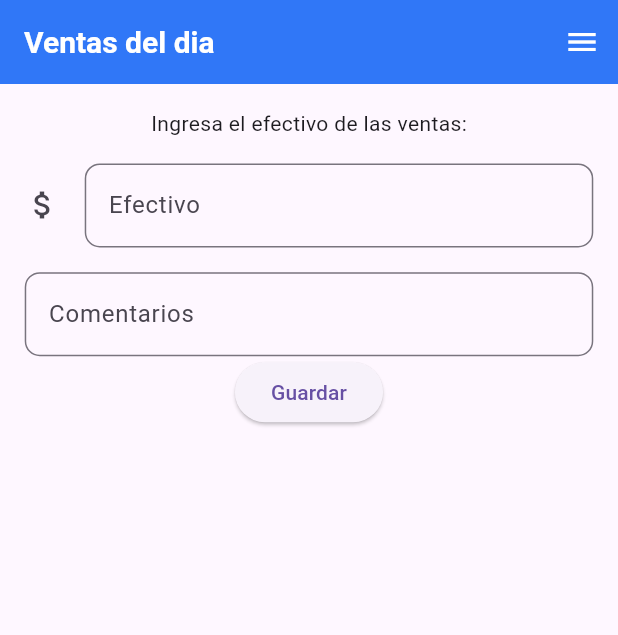
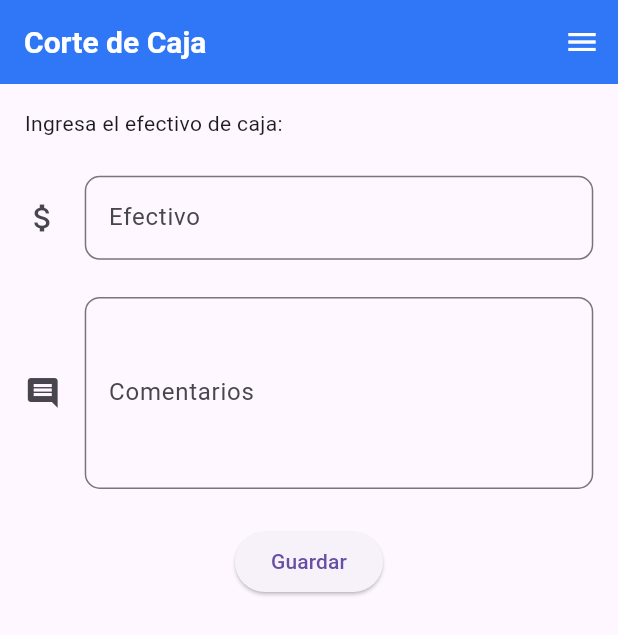
Before and after one commit to jcesarcr014/vende_facil_app, a Flutter app: the HistorialEmpleadoScreen screen opened by its route, on a phone screen of 412 x 824 dp. Shown: the top 635 px of the screen. Run offline on Flutter 3.47's test engine with Material 3 defaults, Android fonts, the phone set to English and light mode, and no system bars; our stand-ins replace dropdown_search, image_picker, internet_connection_checker, open_file, permission_handler, shared_preferences and 1 more; missing offline and left inert: flutter_esc_pos_utils, mime_type, openpay_bbva, print_bluetooth_thermal, qr_mobile_vision, syncfusion_flutter_pdf; accounts and stored records are empty.

Commit message:
Ticket corte

```diff
--- a/lib/models/movimiento_model.dart
+++ b/lib/models/movimiento_model.dart
@@ -9,6 +9,7 @@ class MovimientoCorte {
   String? montoTarjeta;
   String? total;
   int? idCorte;
+  String? folio;
 
   MovimientoCorte(
       {this.id,
@@ -20,7 +21,8 @@ class MovimientoCorte {
       this.montoEfectivo,
       this.montoTarjeta,
       this.total,
-      this.idCorte});
+      this.idCorte,
+      this.folio});
 }
 
 List<MovimientoCorte> listaMovimientosCorte = [];
--- a/lib/screens/ventas/historial_empleados_screen.dart
+++ b/lib/screens/ventas/historial_empleados_screen.dart
@@ -1,6 +1,7 @@
 import 'package:flutter/material.dart';
 import 'package:vende_facil/models/models.dart';
 import 'package:vende_facil/providers/providers.dart';
+import 'package:vende_facil/util/imprime_tickets.dart';
 import 'package:vende_facil/widgets/widgets.dart';
 
 class HistorialEmpleadoScreen extends StatefulWidget {
@@ -15,6 +16,7 @@ class _HistorialEmpleadoScreenState extends State<HistorialEmpleadoScreen> {
   final corteProvider = CorteProvider();
   final efectivoController = TextEditingController();
   final comentariosController = TextEditingController();
+  final impresionesTickets = ImpresionesTickets();
   int body = 1;
   bool isLoading = false;
   String textLoading = '';
@@ -54,7 +56,6 @@ class _HistorialEmpleadoScreenState extends State<HistorialEmpleadoScreen> {
         setState(() {
           body = 2;
         });
-        //_imprimirCorte();
       } else {
         mostrarAlerta(context, 'ERROR',
             'Ocurrio un error al solicitar el corte ${value.mensaje}');
@@ -75,7 +76,7 @@ class _HistorialEmpleadoScreenState extends State<HistorialEmpleadoScreen> {
       },
       child: Scaffold(
         appBar: AppBar(
-          title: const Text('Ventas del dia'),
+          title: const Text('Corte de Caja'),
           automaticallyImplyLeading: false,
           actions: [
             IconButton(
@@ -108,22 +109,31 @@ class _HistorialEmpleadoScreenState extends State<HistorialEmpleadoScreen> {
 
   _body1() {
     return Column(
+      crossAxisAlignment: CrossAxisAlignment.start,
       children: [
         SizedBox(
           height: windowHeight * 0.02,
         ),
-        Text('Ingresa el efectivo de las ventas:'),
+        Text('Ingresa el efectivo de caja:'),
         SizedBox(
-          height: windowHeight * 0.02,
+          height: windowHeight * 0.03,
         ),
-        InputFieldMoney(controller: efectivoController, hintText: 'Efectivo'),
+        InputFieldMoney(controller: efectivoController, labelText: 'Efectivo'),
         SizedBox(
-          height: windowHeight * 0.02,
+          height: windowHeight * 0.03,
         ),
         InputField(
+          maxLines: 4,
+          icon: Icons.comment,
           controller: comentariosController,
           labelText: 'Comentarios',
         ),
+        SizedBox(
+          height: windowHeight * 0.03,
+        ),
+        Row(
+          mainAxisAlignment: MainAxisAlignment.center,
+          children: [
             ElevatedButton(
               onPressed: () {
                 if (efectivoController.text.isEmpty) {
@@ -137,7 +147,8 @@ class _HistorialEmpleadoScreenState extends State<HistorialEmpleadoScreen> {
                     builder: ((context) {
                       return AlertDialog(
                         title: const Text('Confirmar'),
-                    content: Text('¿Desea confirmar el efectivo ingresado?'),
+                        content:
+                            Text('¿Desea confirmar el efectivo ingresado?'),
                         actions: [
                           TextButton(
                             onPressed: () {
@@ -149,6 +160,7 @@ class _HistorialEmpleadoScreenState extends State<HistorialEmpleadoScreen> {
                           ),
                           TextButton(
                             onPressed: () {
+                              Navigator.pop(context);
                               _solicitaCorte();
                             },
                             child: const Text('Generar Corte'),
@@ -158,6 +170,8 @@ class _HistorialEmpleadoScreenState extends State<HistorialEmpleadoScreen> {
                     }));
               },
               child: const Text('Guardar'),
+            ),
+          ],
         ),
       ],
     );
@@ -190,7 +204,7 @@ class _HistorialEmpleadoScreenState extends State<HistorialEmpleadoScreen> {
               }
               return ListTile(
                 title: Text(
-                  tipoMovimiento,
+                  '$tipoMovimiento - Folio: ${movimiento.folio}',
                   style: TextStyle(fontWeight: FontWeight.bold),
                 ),
                 subtitle: Text(
@@ -224,10 +238,10 @@ class _HistorialEmpleadoScreenState extends State<HistorialEmpleadoScreen> {
           ),
         ),
         ElevatedButton(
-          onPressed: () {
-            Navigator.pushReplacementNamed(context, 'menu');
+          onPressed: () async {
+            await impresionesTickets.imprimirCorte();
           },
-          child: Text('Volver al Menú'),
+          child: Text('Imprimir Corte'),
         ),
         SizedBox(height: windowHeight * 0.02),
       ],
--- a/lib/widgets/input_field.dart
+++ b/lib/widgets/input_field.dart
@@ -19,7 +19,9 @@ class InputField extends StatelessWidget {
   final Map<String, String>? formValues;
   final String? Function(String?)? validator;
   final String? errorText;
-  final List<TextInputFormatter>? inputFormatters; // Nuevo parámetro
+  final List<TextInputFormatter>? inputFormatters;
+  final int maxLines;
+  final double? height;
 
   const InputField({
     Key? key,
@@ -38,22 +40,28 @@ class InputField extends StatelessWidget {
     this.validator,
     this.errorText,
     this.formValues,
-    this.inputFormatters, // Agregar inputFormatters como parámetro
+    this.inputFormatters,
+    this.maxLines = 1,
+    this.height,
   }) : super(key: key);
 
   @override
   Widget build(BuildContext context) {
-    return TextFormField(
+    return SizedBox(
+      height: height,
+      child: TextFormField(
         controller: controller,
         autofocus: false,
         validator: validator,
         readOnly: readOnly,
         enabled: enabled,
+        maxLines: maxLines,
         textCapitalization: textCapitalization,
         keyboardType: keyboardType ?? TextInputType.text,
         obscureText: obscureText,
         onChanged: onChanged,
-      inputFormatters: inputFormatters, // Agregar inputFormatters al TextFormField
+        inputFormatters:
+            inputFormatters, // Agregar inputFormatters al TextFormField
         decoration: InputDecoration(
           border: const OutlineInputBorder(
             borderRadius: BorderRadius.all(Radius.circular(10)),
@@ -65,6 +73,7 @@ class InputField extends StatelessWidget {
           suffixIcon: suffixIcon,
           icon: icon == null ? null : Icon(icon),
         ),
+      ),
     );
   }
 }
```
Also changed, not shown: lib/providers/corte_provider.dart (+5 -10 lines), lib/screens/ventas/historial_empleados_screen_copy.dart (deleted, +0 -253 lines), lib/util/imprime_tickets.dart (+151 -1 lines). Lines whose indentation alone changed are shown as unchanged.
